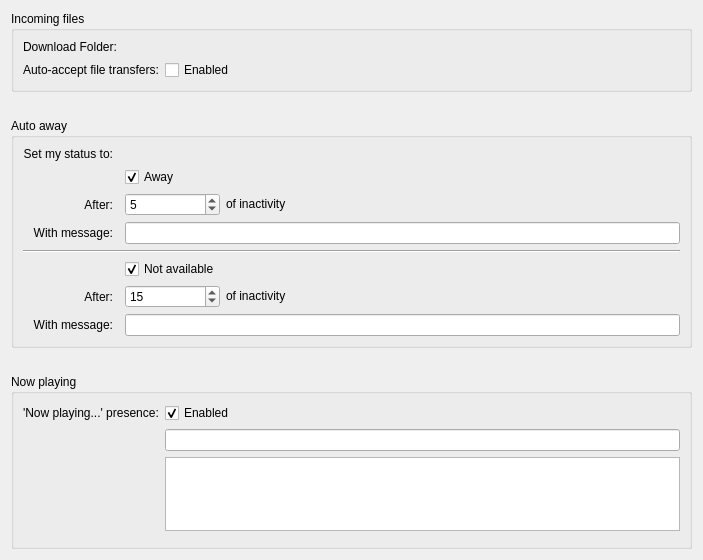
This is config/telepathy-kded-config.ui in KDE/ktp-kded-module as Qt 5 draws it before an edit. The edited form follows.
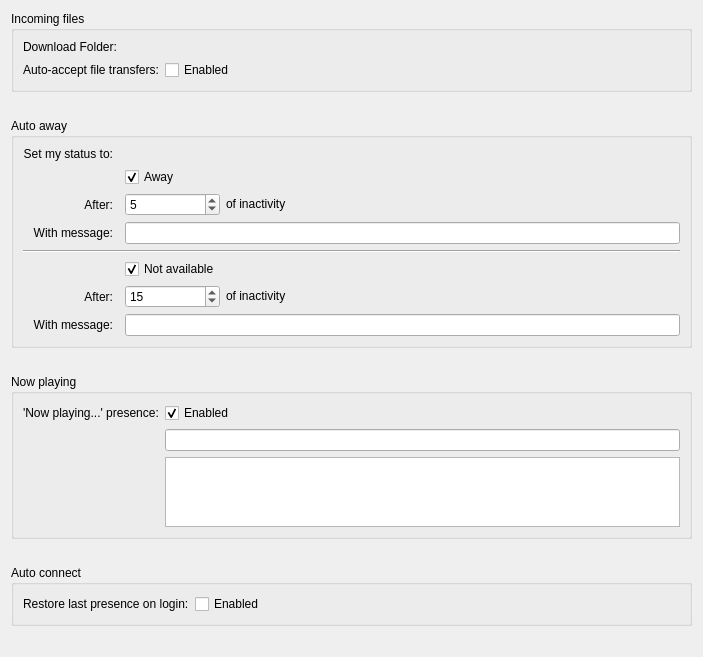
This is the edited form. Custom widgets are drawn as their Qt base class.

Commit message:
Make it possible to restore presence on login
It uses the ConnectsAutomatically property and the AutomaticPresence.
In the kcm you can enable/disable this feature (ConnectsAutomatically
is set) and on every presence change the new presence is set as the
AutomaticPresence.
This way mission-control cares for setting the saved presence as soon as
possible.

If you want to manage this manually you can change the setting in
ktelepathyrc:

[KDED]
autoConnect=manual

Patch:
```diff
--- a/config/telepathy-kded-config.ui
+++ b/config/telepathy-kded-config.ui
@@ -7,7 +7,7 @@
     <x>0</x>
     <y>0</y>
     <width>703</width>
-    <height>560</height>
+    <height>638</height>
    </rect>
   </property>
   <layout class="QVBoxLayout" name="verticalLayout">
@@ -313,26 +313,67 @@
         </property>
        </widget>
       </item>
-      <item row="5" column="1">
-       <spacer name="verticalSpacer_3">
-        <property name="orientation">
-         <enum>Qt::Vertical</enum>
-        </property>
-        <property name="sizeHint" stdset="0">
-         <size>
-          <width>20</width>
-          <height>40</height>
-         </size>
-        </property>
-       </spacer>
-      </item>
       <item row="4" column="1">
-       <widget class="NowPlayingListWidget" name="m_tagListWidget">
+       <widget class="NowPlayingListWidget" name="m_tagListWidget"/>
+      </item>
+     </layout>
+    </widget>
+   </item>
+   <item>
+    <spacer name="verticalSpacer_3">
+     <property name="orientation">
+      <enum>Qt::Vertical</enum>
+     </property>
+     <property name="sizeType">
+      <enum>QSizePolicy::Fixed</enum>
+     </property>
+     <property name="sizeHint" stdset="0">
+      <size>
+       <width>20</width>
+       <height>20</height>
+      </size>
+     </property>
+    </spacer>
+   </item>
+   <item>
+    <widget class="QGroupBox" name="autoConnectGroupBox">
+     <property name="title">
+      <string>Auto connect</string>
+     </property>
+     <layout class="QFormLayout" name="formLayout_3">
+      <item row="0" column="0">
+       <widget class="QLabel" name="m_autoConnectLabel">
+        <property name="text">
+         <string>Restore last presence on login:</string>
+        </property>
        </widget>
       </item>
+      <item row="0" column="1">
+       <widget class="QCheckBox" name="m_autoConnectCheckBox">
+        <property name="text">
+         <string>Enabled</string>
+        </property>
+       </widget>
+      </item>
      </layout>
     </widget>
    </item>
+   <item>
+    <spacer name="verticalSpacer_4">
+     <property name="orientation">
+      <enum>Qt::Vertical</enum>
+     </property>
+     <property name="sizeType">
+      <enum>QSizePolicy::MinimumExpanding</enum>
+     </property>
+     <property name="sizeHint" stdset="0">
+      <size>
+       <width>20</width>
+       <height>20</height>
+      </size>
+     </property>
+    </spacer>
+   </item>
   </layout>
  </widget>
  <customwidgets>
```
The commit also changes 6 other files.
